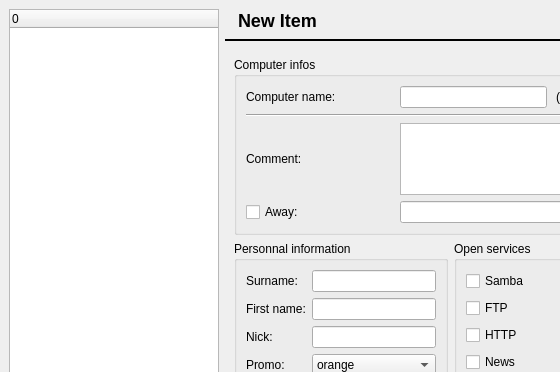
Fruneau/qRezix, file core/rzxproperty.ui: the form before one commit; both pictures show x 0 to 560 and y 0 to 372 of the 884 by 654 pixel window.
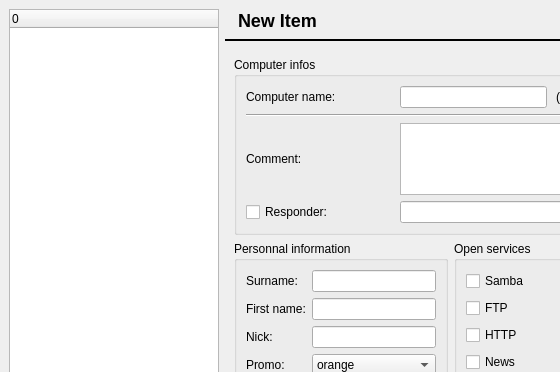
The form after the commit. Icons and pictures are not drawn. Custom widgets are drawn as their Qt base class.

Commit message: Quelques amÃ©liorations de traductions

What changed in the file:
```diff
--- a/core/rzxproperty.ui
+++ b/core/rzxproperty.ui
@@ -606,7 +606,7 @@
              <string>&lt;h3>Away&lt;/h3>&lt;p>Check this case if you want to be marked away by default&lt;/p></string>
             </property>
             <property name="text" >
-             <string>Away:</string>
+             <string>Responder:</string>
             </property>
            </widget>
           </item>
```
Left out of the diff: 3 changed lines with no effect on the pictures. The commit also changes 1 other file.
